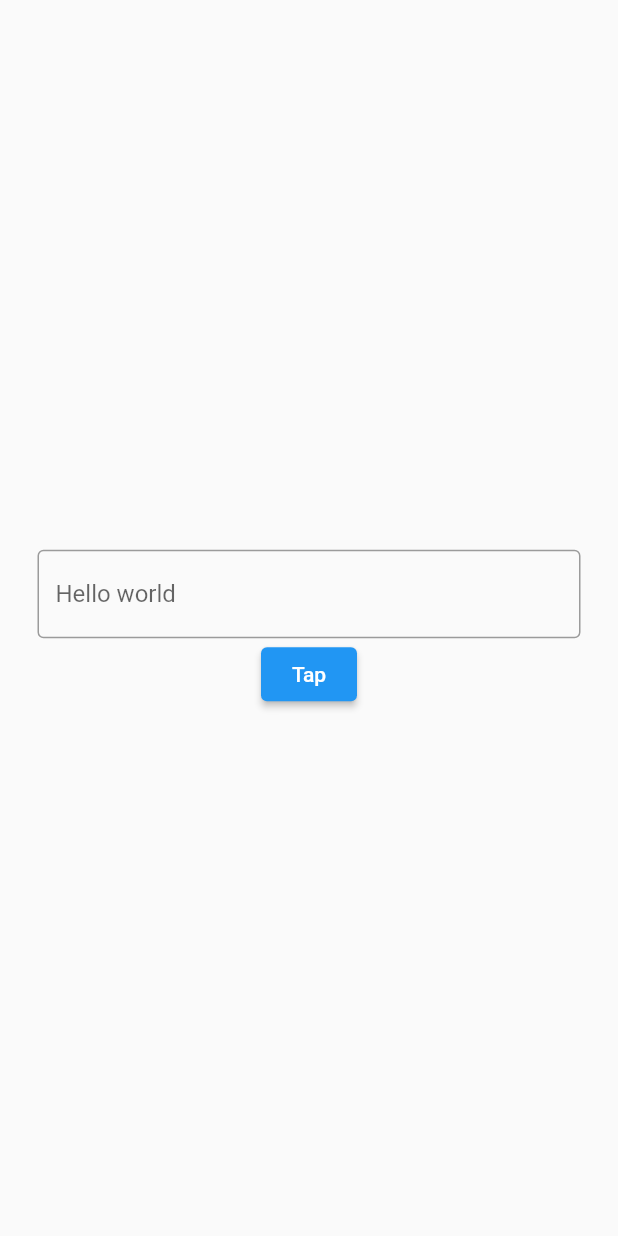
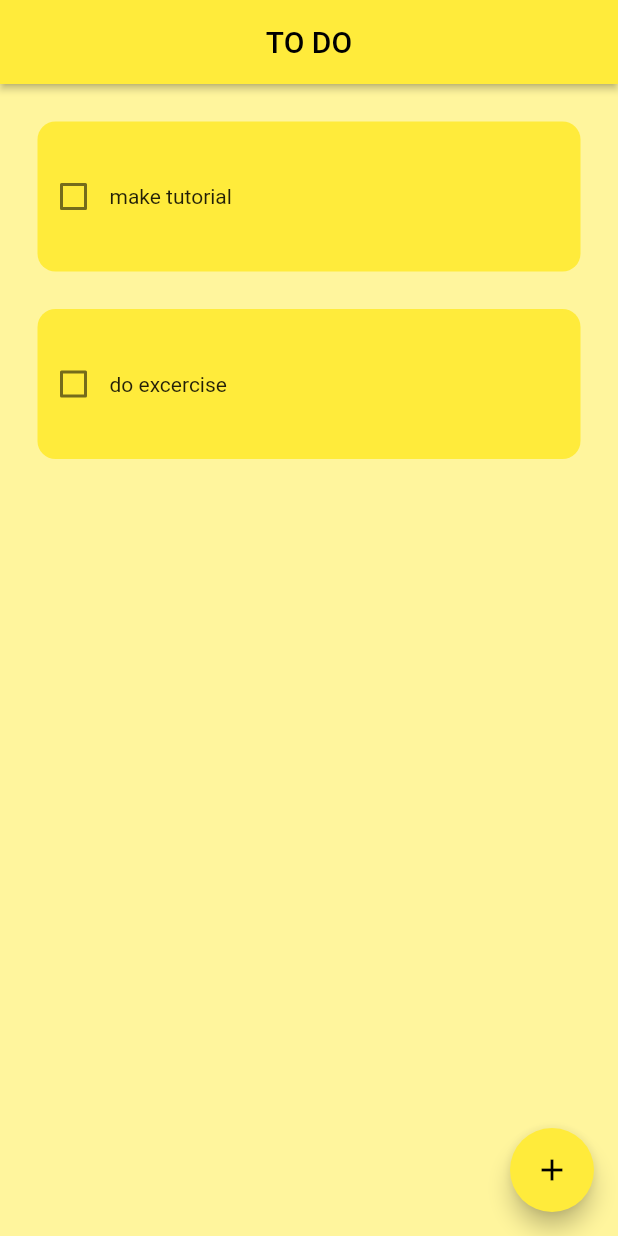
Before and after one commit to Chenyuting0916/LearnFlutter, a Flutter app: the screen it shows after launch, on a phone screen of 412 x 824 dp. Run offline on Flutter 3.47's test engine with Material 2 defaults, Android fonts, the phone set to English and light mode, and no system bars; drawn by our look-alikes of flutter_slidable; our stand-ins replace hive, hive_flutter; accounts and stored records are empty.

```diff
--- /dev/null
+++ b/lib/data/database.dart
@@ -0,0 +1,20 @@
+import 'package:hive/hive.dart';
+
+class ToDoDatabase {
+  List todoList = [];
+  final _mybox = Hive.box('mybox');
+  void createInitialData() {
+    todoList = [
+      ["make tutorial", false],
+      ["do excercise", false],
+    ];
+  }
+
+  void loadData() {
+    todoList = _mybox.get("TODOLIST");
+  }
+
+  void updateDatabase() {
+    _mybox.put("TODOLIST", todoList);
+  }
+}
--- a/lib/main.dart
+++ b/lib/main.dart
@@ -1,7 +1,14 @@
 import 'package:flutter/material.dart';
+import 'package:hive_flutter/hive_flutter.dart';
 import 'package:test_project/pages/todo_page.dart';
 
-void main() {
+void main() async{
+  //init hive
+  await Hive.initFlutter();
+
+  //open the box
+  var box = await Hive.openBox('mybox');
+
   runApp(const MyApp());
 }
 
@@ -10,9 +17,10 @@ class MyApp extends StatelessWidget {
 
   @override
   Widget build(BuildContext context) {
-    return const MaterialApp(
+    return MaterialApp(
       debugShowCheckedModeBanner: false,
-      home: ToDoPage(),
+      home: const ToDoPage(),
+      theme: ThemeData(primarySwatch: Colors.yellow),
     );
   }
 }
--- a/lib/pages/todo_page.dart
+++ b/lib/pages/todo_page.dart
@@ -1,4 +1,8 @@
 import 'package:flutter/material.dart';
+import 'package:hive/hive.dart';
+import 'package:test_project/data/database.dart';
+import 'package:test_project/util/dialog_box.dart';
+import 'package:test_project/util/todo_tile.dart';
 
 class ToDoPage extends StatefulWidget {
   const ToDoPage({super.key});
@@ -8,35 +12,77 @@ class ToDoPage extends StatefulWidget {
 }
 
 class _ToDoPageState extends State<ToDoPage> {
-  TextEditingController myController = TextEditingController();
-  String _greetingMessage = "";
+  @override
+  void initState() {
+    if (_mybox.get("TODOLIST") == null) {
+      db.createInitialData();
+    } else {
+      db.loadData();
+    }
+    super.initState();
+  }
+
+  final _mybox = Hive.box('mybox');
+  ToDoDatabase db = ToDoDatabase();
+
+  final _controller = TextEditingController();
   @override
   Widget build(BuildContext context) {
     return Scaffold(
-      body: Center(
-        child: Padding(
-          padding: const EdgeInsets.all(25.0),
-          child: Column(
-            mainAxisAlignment: MainAxisAlignment.center,
-            children: [
-              Text(_greetingMessage),
-              TextField(
-                controller: myController,
-                decoration: const InputDecoration(
-                    border: OutlineInputBorder(), hintText: 'Hello world'),
-              ),
-              ElevatedButton(onPressed: _greetUser, child: const Text('Tap')),
-            ],
-          ),
+        backgroundColor: Colors.yellow[200],
+        appBar: AppBar(
+          title: const Center(child: Text('TO DO')),
+          elevation: 2,
         ),
-      ),
-    );
+        floatingActionButton: FloatingActionButton(
+          onPressed: createNewTask,
+          child: Icon(Icons.add),
+        ),
+        body: ListView.builder(
+          itemCount: db.todoList.length,
+          itemBuilder: (context, index) {
+            return ToDoTile(
+              taskName: db.todoList[index][0],
+              taskCompleted: db.todoList[index][1],
+              onChanged: (value) => checkBoxChanged(value, index),
+              deleteTask: (context) => deleteTask(index),
+            );
+          },
+        ));
   }
 
-  void _greetUser() {
-    print(myController.text);
+  checkBoxChanged(bool? value, int index) {
     setState(() {
-      _greetingMessage = myController.text;
+      db.todoList[index][1] = !db.todoList[index][1];
     });
+    db.updateDatabase();
+  }
+
+  void createNewTask() {
+    showDialog(
+        context: context,
+        builder: (context) {
+          return DialogBox(
+            controller: _controller,
+            onSaved: saveNewTask,
+            onCanceled: () => Navigator.of(context).pop(),
+          );
+        });
+  }
+
+  void saveNewTask() {
+    setState(() {
+      db.todoList.add([_controller.text, false]);
+      _controller.clear();
+    });
+    Navigator.of(context).pop();
+    db.updateDatabase();
+  }
+
+  deleteTask(int index) {
+    setState(() {
+      db.todoList.removeAt(index);
+    });
+    db.updateDatabase();
   }
 }
--- /dev/null
+++ b/lib/util/todo_tile.dart
@@ -0,0 +1,56 @@
+import 'package:flutter/material.dart';
+import 'package:flutter_slidable/flutter_slidable.dart';
+
+class ToDoTile extends StatelessWidget {
+  final String taskName;
+  final bool taskCompleted;
+  Function(bool?)? onChanged;
+  Function(BuildContext)? deleteTask;
+
+  ToDoTile(
+      {super.key,
+      required this.taskName,
+      required this.taskCompleted,
+      required this.onChanged,
+      required this.deleteTask}
+      );
+
+  @override
+  Widget build(BuildContext context) {
+    return Padding(
+      padding: const EdgeInsets.only(left: 25, right: 25, top: 25),
+      child: Slidable(
+        endActionPane: ActionPane(motion: StretchMotion(),
+        children: [
+          SlidableAction(onPressed: deleteTask,
+          icon: Icons.delete,
+          backgroundColor: Colors.red.shade300,
+          borderRadius: BorderRadius.circular(12),)
+        ],),
+        child: Container(
+          height: 100,
+          decoration: BoxDecoration(
+            color: Colors.yellow,
+            borderRadius: BorderRadius.circular(12),
+          ),
+          child: Row(
+            children: [
+              Checkbox(
+                value: taskCompleted,
+                onChanged: onChanged,
+                activeColor: Colors.black,
+              ),
+              Text(
+                taskName,
+                style: TextStyle(
+                    decoration: taskCompleted
+                        ? TextDecoration.lineThrough
+                        : TextDecoration.none),
+              ),
+            ],
+          ),
+        ),
+      ),
+    );
+  }
+}
--- a/pubspec.yaml
+++ b/pubspec.yaml
@@ -30,15 +30,20 @@ environment:
 dependencies:
   flutter:
     sdk: flutter
+  hive: ^2.2.3
+  hive_flutter: ^1.1.0
 
 
   # The following adds the Cupertino Icons font to your application.
   # Use with the CupertinoIcons class for iOS style icons.
   cupertino_icons: ^1.0.2
+  flutter_slidable: ^1.2.0
 
 dev_dependencies:
   flutter_test:
     sdk: flutter
+  hive_generator: ^1.1.3
+  build_runner: ^2.1.11
 
   # The "flutter_lints" package below contains a set of recommended lints to
   # encourage good coding practices. The lint set provided by the package is
```
Also changed, not shown: lib/util/dialog_box.dart (added, +42 -0 lines), lib/util/my_button.dart (added, +15 -0 lines), pubspec.lock, 1 other file.
